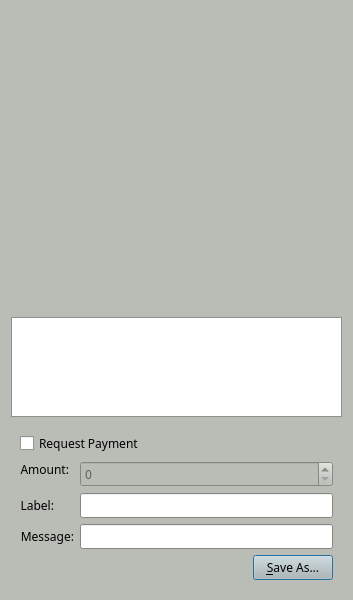
Above: src/qt/forms/qrcodedialog.ui from SyndicateCash/SyndicateCash before the change. Below: the same form after it.
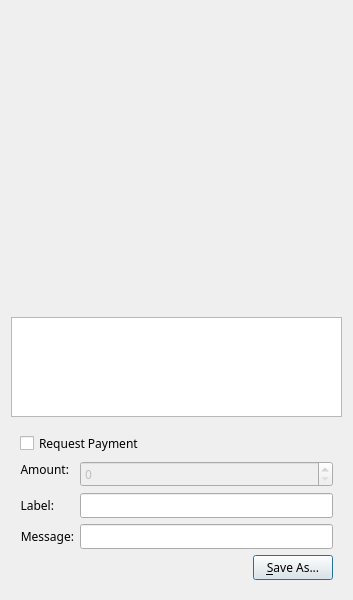
That is the form after the change. Custom widgets are drawn as their Qt base class.

The edit to the form file:
```diff
--- a/src/qt/forms/qrcodedialog.ui
+++ b/src/qt/forms/qrcodedialog.ui
@@ -10,421 +10,6 @@
     <height>600</height>
    </rect>
   </property>
-  <property name="palette">
-   <palette>
-    <active>
-     <colorrole role="WindowText">
-      <brush brushstyle="SolidPattern">
-       <color alpha="255">
-        <red>0</red>
-        <green>0</green>
-        <blue>0</blue>
-       </color>
-      </brush>
-     </colorrole>
-     <colorrole role="Button">
-      <brush brushstyle="SolidPattern">
-       <color alpha="255">
-        <red>186</red>
-        <green>189</green>
-        <blue>182</blue>
-       </color>
-      </brush>
-     </colorrole>
-     <colorrole role="Light">
-      <brush brushstyle="SolidPattern">
-       <color alpha="255">
-        <red>255</red>
-        <green>255</green>
-        <blue>255</blue>
-       </color>
-      </brush>
-     </colorrole>
-     <colorrole role="Midlight">
-      <brush brushstyle="SolidPattern">
-       <color alpha="255">
-        <red>220</red>
-        <green>222</green>
-        <blue>218</blue>
-       </color>
-      </brush>
-     </colorrole>
-     <colorrole role="Dark">
-      <brush brushstyle="SolidPattern">
-       <color alpha="255">
-        <red>93</red>
-        <green>94</green>
-        <blue>91</blue>
-       </color>
-      </brush>
-     </colorrole>
-     <colorrole role="Mid">
-      <brush brushstyle="SolidPattern">
-       <color alpha="255">
-        <red>124</red>
-        <green>126</green>
-        <blue>121</blue>
-       </color>
-      </brush>
-     </colorrole>
-     <colorrole role="Text">
-      <brush brushstyle="SolidPattern">
-       <color alpha="255">
-        <red>0</red>
-        <green>0</green>
-        <blue>0</blue>
-       </color>
-      </brush>
-     </colorrole>
-     <colorrole role="BrightText">
-      <brush brushstyle="SolidPattern">
-       <color alpha="255">
-        <red>255</red>
-        <green>255</green>
-        <blue>255</blue>
-       </color>
-      </brush>
-     </colorrole>
-     <colorrole role="ButtonText">
-      <brush brushstyle="SolidPattern">
-       <color alpha="255">
-        <red>0</red>
-        <green>0</green>
-        <blue>0</blue>
-       </color>
-      </brush>
-     </colorrole>
-     <colorrole role="Base">
-      <brush brushstyle="SolidPattern">
-       <color alpha="255">
-        <red>255</red>
-        <green>255</green>
-        <blue>255</blue>
-       </color>
-      </brush>
-     </colorrole>
-     <colorrole role="Window">
-      <brush brushstyle="SolidPattern">
-       <color alpha="255">
-        <red>186</red>
-        <green>189</green>
-        <blue>182</blue>
-       </color>
-      </brush>
-     </colorrole>
-     <colorrole role="Shadow">
-      <brush brushstyle="SolidPattern">
-       <color alpha="255">
-        <red>0</red>
-        <green>0</green>
-        <blue>0</blue>
-       </color>
-      </brush>
-     </colorrole>
-     <colorrole role="AlternateBase">
-      <brush brushstyle="SolidPattern">
-       <color alpha="255">
-        <red>220</red>
-        <green>222</green>
-        <blue>218</blue>
-       </color>
-      </brush>
-     </colorrole>
-     <colorrole role="ToolTipBase">
-      <brush brushstyle="SolidPattern">
-       <color alpha="255">
-        <red>255</red>
-        <green>255</green>
-        <blue>220</blue>
-       </color>
-      </brush>
-     </colorrole>
-     <colorrole role="ToolTipText">
-      <brush brushstyle="SolidPattern">
-       <color alpha="255">
-        <red>0</red>
-        <green>0</green>
-        <blue>0</blue>
-       </color>
-      </brush>
-     </colorrole>
-    </active>
-    <inactive>
-     <colorrole role="WindowText">
-      <brush brushstyle="SolidPattern">
-       <color alpha="255">
-        <red>0</red>
-        <green>0</green>
-        <blue>0</blue>
-       </color>
-      </brush>
-     </colorrole>
-     <colorrole role="Button">
-      <brush brushstyle="SolidPattern">
-       <color alpha="255">
-        <red>186</red>
-        <green>189</green>
-        <blue>182</blue>
-       </color>
-      </brush>
-     </colorrole>
-     <colorrole role="Light">
-      <brush brushstyle="SolidPattern">
-       <color alpha="255">
-        <red>255</red>
-        <green>255</green>
-        <blue>255</blue>
-       </color>
-      </brush>
-     </colorrole>
-     <colorrole role="Midlight">
-      <brush brushstyle="SolidPattern">
-       <color alpha="255">
-        <red>220</red>
-        <green>222</green>
-        <blue>218</blue>
-       </color>
-      </brush>
-     </colorrole>
-     <colorrole role="Dark">
-      <brush brushstyle="SolidPattern">
-       <color alpha="255">
-        <red>93</red>
-        <green>94</green>
-        <blue>91</blue>
-       </color>
-      </brush>
-     </colorrole>
-     <colorrole role="Mid">
-      <brush brushstyle="SolidPattern">
-       <color alpha="255">
-        <red>124</red>
-        <green>126</green>
-        <blue>121</blue>
-       </color>
-      </brush>
-     </colorrole>
-     <colorrole role="Text">
-      <brush brushstyle="SolidPattern">
-       <color alpha="255">
-        <red>0</red>
-        <green>0</green>
-        <blue>0</blue>
-       </color>
-      </brush>
-     </colorrole>
-     <colorrole role="BrightText">
-      <brush brushstyle="SolidPattern">
-       <color alpha="255">
-        <red>255</red>
-        <green>255</green>
-        <blue>255</blue>
-       </color>
-      </brush>
-     </colorrole>
-     <colorrole role="ButtonText">
-      <brush brushstyle="SolidPattern">
-       <color alpha="255">
-        <red>0</red>
-        <green>0</green>
-        <blue>0</blue>
-       </color>
-      </brush>
-     </colorrole>
-     <colorrole role="Base">
-      <brush brushstyle="SolidPattern">
-       <color alpha="255">
-        <red>255</red>
-        <green>255</green>
-        <blue>255</blue>
-       </color>
-      </brush>
-     </colorrole>
-     <colorrole role="Window">
-      <brush brushstyle="SolidPattern">
-       <color alpha="255">
-        <red>186</red>
-        <green>189</green>
-        <blue>182</blue>
-       </color>
-      </brush>
-     </colorrole>
-     <colorrole role="Shadow">
-      <brush brushstyle="SolidPattern">
-       <color alpha="255">
-        <red>0</red>
-        <green>0</green>
-        <blue>0</blue>
-       </color>
-      </brush>
-     </colorrole>
-     <colorrole role="AlternateBase">
-      <brush brushstyle="SolidPattern">
-       <color alpha="255">
-        <red>220</red>
-        <green>222</green>
-        <blue>218</blue>
-       </color>
-      </brush>
-     </colorrole>
-     <colorrole role="ToolTipBase">
-      <brush brushstyle="SolidPattern">
-       <color alpha="255">
-        <red>255</red>
-        <green>255</green>
-        <blue>220</blue>
-       </color>
-      </brush>
-     </colorrole>
-     <colorrole role="ToolTipText">
-      <brush brushstyle="SolidPattern">
-       <color alpha="255">
-        <red>0</red>
-        <green>0</green>
-        <blue>0</blue>
-       </color>
-      </brush>
-     </colorrole>
-    </inactive>
-    <disabled>
-     <colorrole role="WindowText">
-      <brush brushstyle="SolidPattern">
-       <color alpha="255">
-        <red>93</red>
-        <green>94</green>
-        <blue>91</blue>
-       </color>
-      </brush>
-     </colorrole>
-     <colorrole role="Button">
-      <brush brushstyle="SolidPattern">
-       <color alpha="255">
-        <red>186</red>
-        <green>189</green>
-        <blue>182</blue>
-       </color>
-      </brush>
-     </colorrole>
-     <colorrole role="Light">
-      <brush brushstyle="SolidPattern">
-       <color alpha="255">
-        <red>255</red>
-        <green>255</green>
-        <blue>255</blue>
-       </color>
-      </brush>
-     </colorrole>
-     <colorrole role="Midlight">
-      <brush brushstyle="SolidPattern">
-       <color alpha="255">
-        <red>220</red>
-        <green>222</green>
-        <blue>218</blue>
-       </color>
-      </brush>
-     </colorrole>
-     <colorrole role="Dark">
-      <brush brushstyle="SolidPattern">
-       <color alpha="255">
-        <red>93</red>
-        <green>94</green>
-        <blue>91</blue>
-       </color>
-      </brush>
-     </colorrole>
-     <colorrole role="Mid">
-      <brush brushstyle="SolidPattern">
-       <color alpha="255">
-        <red>124</red>
-        <green>126</green>
-        <blue>121</blue>
-       </color>
-      </brush>
-     </colorrole>
-     <colorrole role="Text">
-      <brush brushstyle="SolidPattern">
-       <color alpha="255">
-        <red>93</red>
-        <green>94</green>
-        <blue>91</blue>
-       </color>
-      </brush>
-     </colorrole>
-     <colorrole role="BrightText">
-      <brush brushstyle="SolidPattern">
-       <color alpha="255">
-        <red>255</red>
-        <green>255</green>
-        <blue>255</blue>
-       </color>
-      </brush>
-     </colorrole>
-     <colorrole role="ButtonText">
-      <brush brushstyle="SolidPattern">
-       <color alpha="255">
-        <red>93</red>
-        <green>94</green>
-        <blue>91</blue>
-       </color>
-      </brush>
-     </colorrole>
-     <colorrole role="Base">
-      <brush brushstyle="SolidPattern">
-       <color alpha="255">
-        <red>186</red>
-        <green>189</green>
-        <blue>182</blue>
-       </color>
-      </brush>
-     </colorrole>
-     <colorrole role="Window">
-      <brush brushstyle="SolidPattern">
-       <color alpha="255">
-        <red>186</red>
-        <green>189</green>
-        <blue>182</blue>
-       </color>
-      </brush>
-     </colorrole>
-     <colorrole role="Shadow">
-      <brush brushstyle="SolidPattern">
-       <color alpha="255">
-        <red>0</red>
-        <green>0</green>
-        <blue>0</blue>
-       </color>
-      </brush>
-     </colorrole>
-     <colorrole role="AlternateBase">
-      <brush brushstyle="SolidPattern">
-       <color alpha="255">
-        <red>186</red>
-        <green>189</green>
-        <blue>182</blue>
-       </color>
-      </brush>
-     </colorrole>
-     <colorrole role="ToolTipBase">
-      <brush brushstyle="SolidPattern">
-       <color alpha="255">
-        <red>255</red>
-        <green>255</green>
-        <blue>220</blue>
-       </color>
-      </brush>
-     </colorrole>
-     <colorrole role="ToolTipText">
-      <brush brushstyle="SolidPattern">
-       <color alpha="255">
-        <red>0</red>
-        <green>0</green>
-        <blue>0</blue>
-       </color>
-      </brush>
-     </colorrole>
-    </disabled>
-   </palette>
-  </property>
   <property name="font">
    <font>
     <family>Sawasdee</family>
```
